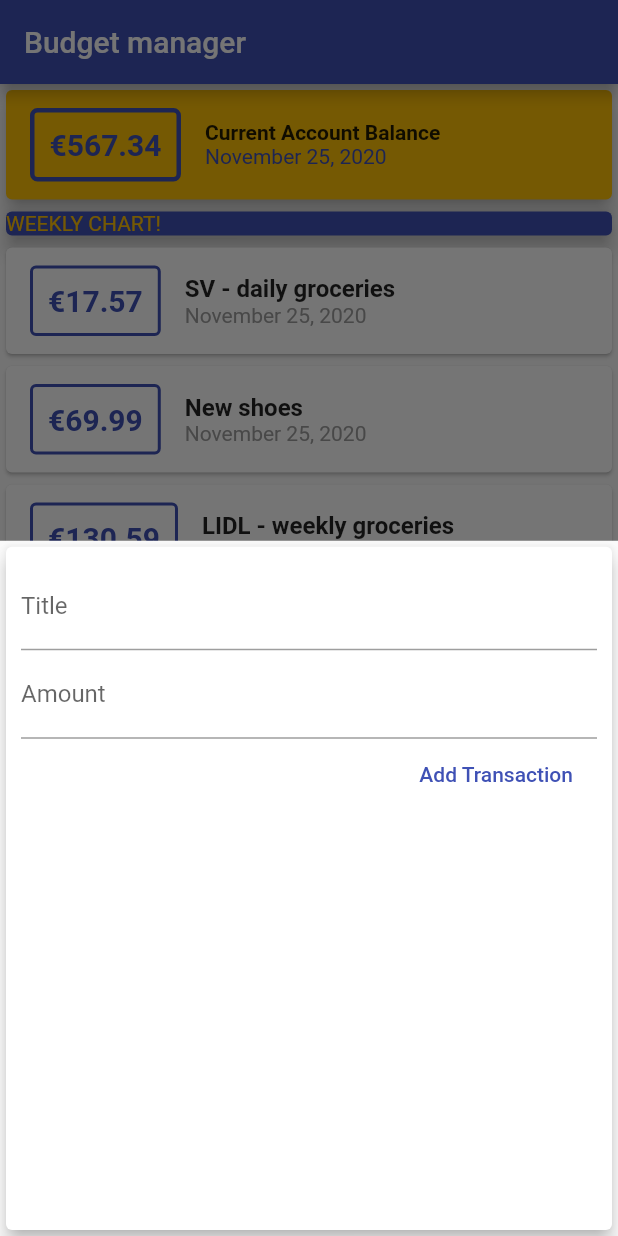
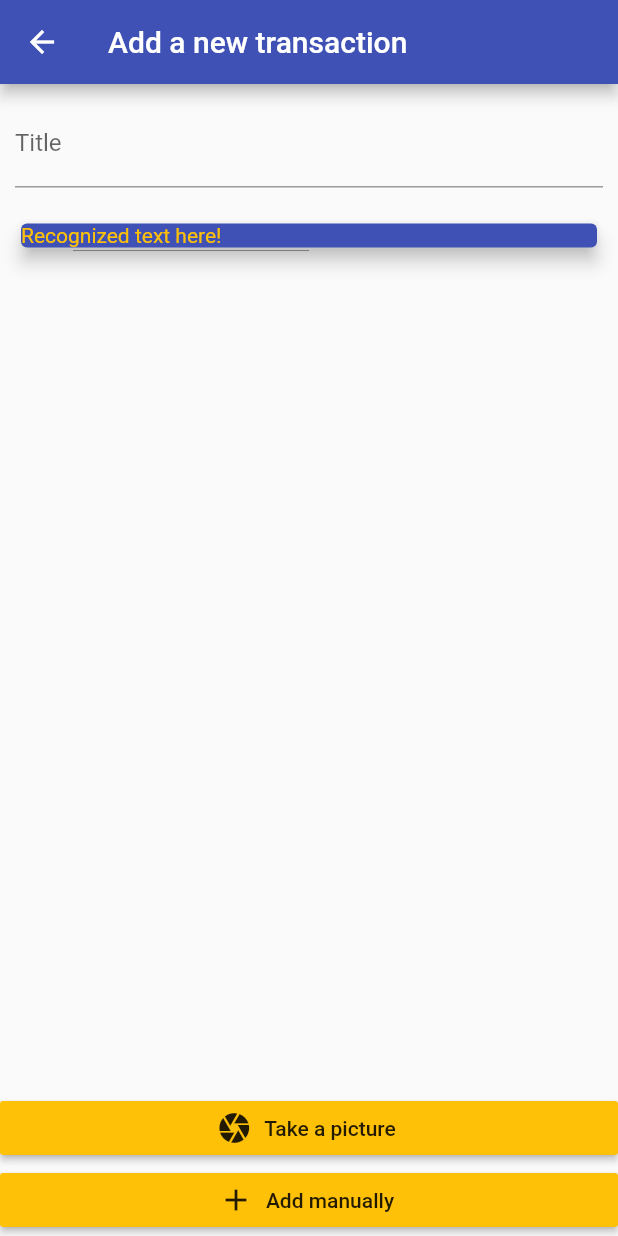
Before and after one commit to AdamOchotnicki/BudgetManager, a Flutter app: the screen it shows after launch, after a tap on the "add" icon, on a phone screen of 412 x 824 dp. Run offline on Flutter 3.47's test engine with Material 2 defaults, Android fonts, the phone set to English and light mode, and no system bars.

Commit message:
add transaction screen - initial interface

```diff
--- a/lib/main.dart
+++ b/lib/main.dart
@@ -1,13 +1,9 @@
 import 'package:flutter/material.dart';
 import 'package:provider/provider.dart';
-//import 'dart:io';
 
-// import './models/transaction.dart';
-// import './widgets/transaction_list.dart';
-// import './widgets/new_transaction.dart';
-// import './widgets/account_balance.dart';
 import './providers/user_transactions.dart';
 import './screens/home_page.dart';
+import './screens/add_transaction_screen.dart';
 
 void main() => runApp(MyApp());
 
@@ -24,102 +20,11 @@ class MyApp extends StatelessWidget {
           visualDensity: VisualDensity.adaptivePlatformDensity,
         ),
         home: HomePage(title: 'Budget manager'),
+        routes: {
+          //HomePage.routeName: (ctx) => HomePage(title: 'Budget manager'),
+          AddTransactionScreen.routeName: (ctx) => AddTransactionScreen(),
+        },
       ),
     );
   }
 }
-
-// class HomePage extends StatefulWidget {
-//   final String title;
-
-//   HomePage({Key key, this.title}) : super(key: key);
-
-//   @override
-//   _HomePageState createState() => _HomePageState();
-// }
-
-// class _HomePageState extends State<HomePage> {
-//   double _accountBalance = 567.34;
-//   final List<Transaction> _userTransactions = [
-//     Transaction(
-//       id: 't1',
-//       title: 'SV - daily groceries',
-//       amount: 17.57,
-//       dateTime: DateTime.now(),
-//     ),
-//     Transaction(
-//       id: 't2',
-//       title: 'New shoes',
-//       amount: 69.99,
-//       dateTime: DateTime.now(),
-//     ),
-//     Transaction(
-//       id: 't3',
-//       title: 'LIDL - weekly groceries',
-//       amount: 130.59,
-//       dateTime: DateTime.now(),
-//     ),
-//   ];
-
-//   void _addNewTransaction(String transactionTitle, double transactionAmount) {
-//     final newTransaction = Transaction(
-//       id: DateTime.now().toString(),
-//       title: transactionTitle,
-//       amount: transactionAmount,
-//       dateTime: DateTime.now(),
-//     );
-
-//     setState(() {
-//       _userTransactions.add(newTransaction);
-//       _accountBalance -= transactionAmount;
-//     });
-//   }
-
-//   void _startAddingNewTransaction(BuildContext ctx) {
-//     showModalBottomSheet(
-//       context: ctx,
-//       builder: (_) {
-//         return NewTransaction(_addNewTransaction);
-//       },
-//     );
-//   }
-
-//   @override
-//   Widget build(BuildContext context) {
-//     return Scaffold(
-//       appBar: AppBar(
-//         title: Text(widget.title),
-//       ),
-//       body: SingleChildScrollView(
-//         child: Column(
-//           crossAxisAlignment: CrossAxisAlignment.stretch,
-//           children: [
-//             Column(
-//               crossAxisAlignment: CrossAxisAlignment.stretch,
-//               children: [
-//                 AccountBalance(_accountBalance),
-//                 Card(
-//                   elevation: 5,
-//                   color: Theme.of(context).primaryColor,
-//                   child: Text(
-//                     'WEEKLY CHART!',
-//                     style: TextStyle(
-//                       color: Theme.of(context).accentColor,
-//                     ),
-//                   ),
-//                 ),
-//               ],
-//             ),
-//             //NewTransaction(_addNewTransaction),
-//             TransactionList(_userTransactions),
-//           ],
-//         ),
-//       ),
-//       //floatingActionButtonLocation: FloatingActionButtonLocation.centerFloat,
-//       floatingActionButton: FloatingActionButton(
-//         child: Icon(Icons.add),
-//         onPressed: () => _startAddingNewTransaction(context),
-//       ),
-//     );
-//   }
-// }
--- a/lib/screens/add_transaction_screen.dart
+++ b/lib/screens/add_transaction_screen.dart
@@ -0,0 +1,71 @@
+import 'package:flutter/material.dart';
+
+class AddTransactionScreen extends StatefulWidget {
+  static const routeName = '/add-transaction';
+
+  @override
+  _AddTransactionScreenState createState() => _AddTransactionScreenState();
+}
+
+class _AddTransactionScreenState extends State<AddTransactionScreen> {
+  final _titleController = TextEditingController();
+
+  @override
+  Widget build(BuildContext context) {
+    return Scaffold(
+      appBar: AppBar(
+        title: Text('Add a new transaction'),
+      ),
+      body: Column(
+        //mainAxisAlignment: MainAxisAlignment.spaceBetween,
+        crossAxisAlignment: CrossAxisAlignment.stretch,
+        children: [
+          Expanded(
+            child: SingleChildScrollView(
+              child: Padding(
+                padding: EdgeInsets.all(10),
+                child: Column(
+                  crossAxisAlignment: CrossAxisAlignment.stretch,
+                  children: [
+                    TextField(
+                      decoration: InputDecoration(labelText: 'Title'),
+                      controller: _titleController,
+                    ),
+                    SizedBox(height: 10),
+                    Container(),
+                    SizedBox(height: 10),
+                    Card(
+                      elevation: 5,
+                      color: Theme.of(context).primaryColor,
+                      child: Text(
+                        'Recognized text here!',
+                        style: TextStyle(color: Theme.of(context).accentColor),
+                      ),
+                    ),
+                  ],
+                ),
+              ),
+            ),
+          ),
+          Column(
+            crossAxisAlignment: CrossAxisAlignment.stretch,
+            children: [
+              RaisedButton.icon(
+                onPressed: () {},
+                icon: Icon(Icons.camera),
+                label: Text('Take a picture'),
+                color: Theme.of(context).accentColor,
+              ),
+              RaisedButton.icon(
+                onPressed: () {},
+                icon: Icon(Icons.add),
+                label: Text('Add manually'),
+                color: Theme.of(context).accentColor,
+              ),
+            ],
+          ),
+        ],
+      ),
+    );
+  }
+}
--- a/lib/screens/home_page.dart
+++ b/lib/screens/home_page.dart
@@ -4,8 +4,10 @@ import '../models/transaction.dart';
 import '../widgets/new_transaction.dart';
 import '../widgets/account_balance.dart';
 import '../widgets/transaction_list.dart';
+import '../screens/add_transaction_screen.dart';
 
 class HomePage extends StatefulWidget {
+  static const routeName = '/home-page';
   final String title;
 
   HomePage({Key key, this.title}) : super(key: key);
@@ -94,7 +96,10 @@ class _HomePageState extends State<HomePage> {
       //floatingActionButtonLocation: FloatingActionButtonLocation.centerFloat,
       floatingActionButton: FloatingActionButton(
         child: Icon(Icons.add),
-        onPressed: () => _startAddingNewTransaction(context),
+        //onPressed: () => _startAddingNewTransaction(context),
+        onPressed: () {
+          Navigator.of(context).pushNamed(AddTransactionScreen.routeName);
+        },
       ),
     );
   }
```
